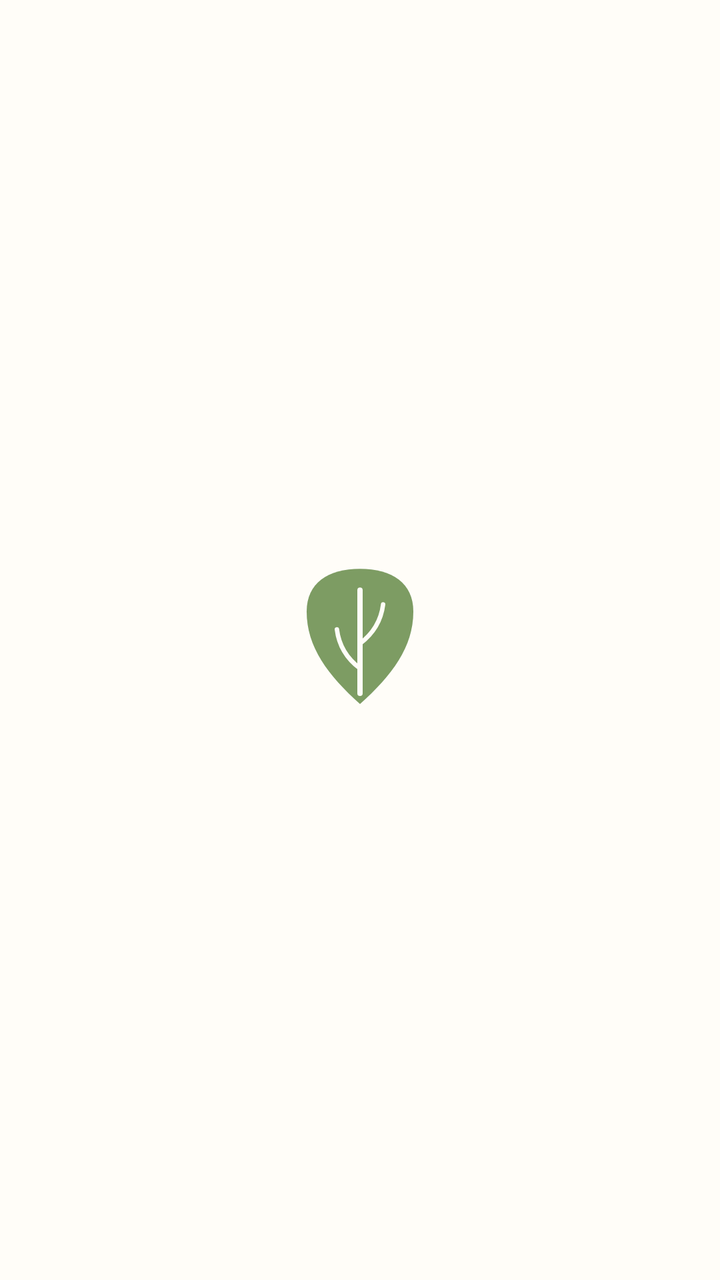
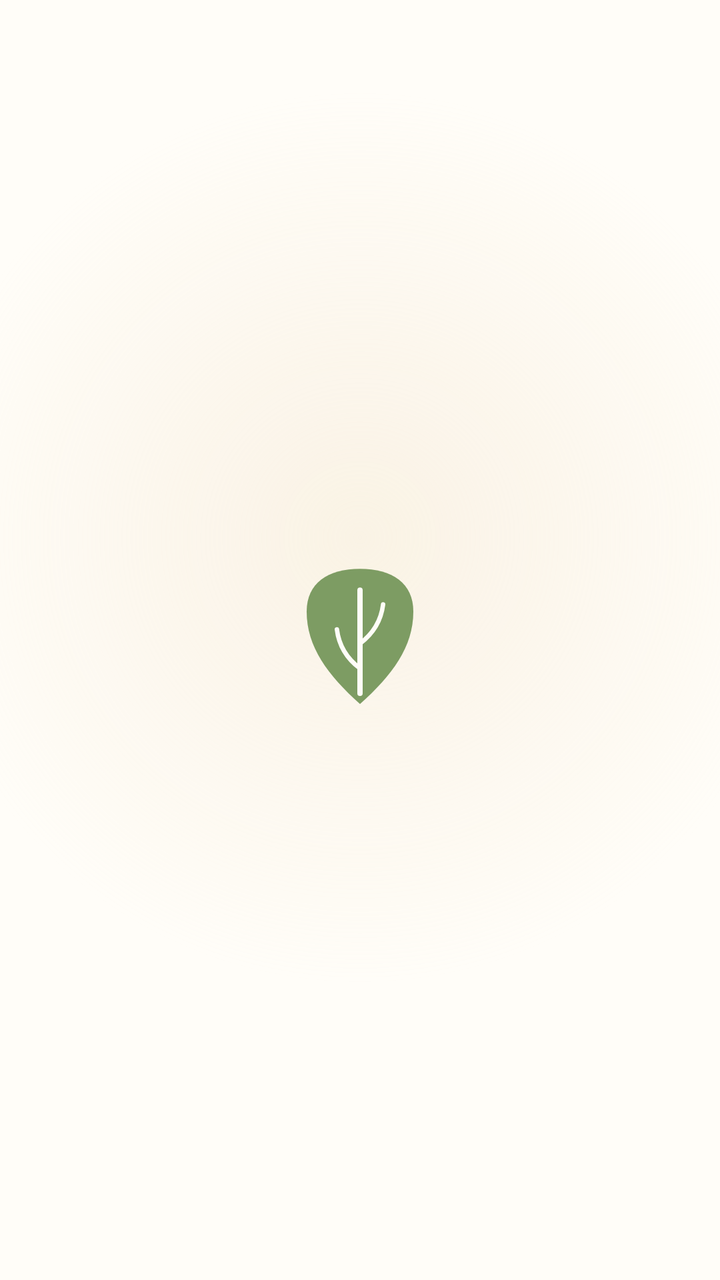

Before-and-after screenshots of an Android layout around one commit, followed by the original layout XML and the change that was made.
<!-- AndroidManifest.xml: application theme AppTheme -->
<!-- res/layout/splash_overlay.xml -->
<?xml version="1.0" encoding="utf-8"?>
<FrameLayout xmlns:android="http://schemas.android.com/apk/res/android"
    android:id="@+id/splash_root"
    android:layout_width="match_parent"
    android:layout_height="match_parent"
    android:background="@color/warm_cream">

    <FrameLayout
        android:id="@+id/splash_leaf"
        android:layout_width="@dimen/splash_leaf"
        android:layout_height="@dimen/splash_leaf"
        android:layout_gravity="center">

        <ImageView
            android:layout_width="@dimen/splash_leaf"
            android:layout_height="@dimen/splash_leaf"
            android:src="@drawable/ic_leaf_mark"
            android:contentDescription="@string/app_name" />
    </FrameLayout>
</FrameLayout>
<!-- resources referenced by this layout -->
<resources>
  <color name="warm_cream">#FFFDF8</color>
  <dimen name="splash_leaf">96dp</dimen>
  <!-- drawable ic_leaf_mark (drawable) -->
  <?xml version="1.0" encoding="utf-8"?>
  <vector xmlns:android="http://schemas.android.com/apk/res/android"
      android:width="108dp"
      android:height="108dp"
      android:viewportWidth="108"
      android:viewportHeight="108">
      <path
          android:fillColor="#7D9C63"
          android:pathData="M54,90 C36,74 24,58 24,38 C24,22 36,14 54,14 C72,14 84,22 84,38 C84,58 72,74 54,90 Z" />
      <path
          android:strokeColor="#FFFDF8"
          android:strokeWidth="3"
          android:strokeLineCap="round"
          android:fillColor="#00000000"
          android:pathData="M54,84 L54,26" />
      <path
          android:strokeColor="#FFFDF8"
          android:strokeWidth="2.5"
          android:strokeLineCap="round"
          android:fillColor="#00000000"
          android:pathData="M54,70 C46,64 42,56 41,48 M54,56 C62,50 66,42 67,34" />
  </vector>
  <string name="app_name">New Leaf</string>
  <style name="AppTheme" parent="android:Theme.Material.Light.NoActionBar">
          <item name="android:windowBackground">@drawable/splash</item>
          
          <item name="android:statusBarColor">@android:color/transparent</item>
          <item name="android:navigationBarColor">@android:color/transparent</item>
          <item name="android:windowLightStatusBar">true</item>
      </style>
  <!-- drawable splash (drawable) -->
  <?xml version="1.0" encoding="utf-8"?>
  <layer-list xmlns:android="http://schemas.android.com/apk/res/android">
      <item android:drawable="@color/warm_cream" />
      
      <item
          android:gravity="center"
          android:width="@dimen/splash_leaf"
          android:height="@dimen/splash_leaf"
          android:drawable="@drawable/ic_leaf_mark" />
  </layer-list>
</resources>

<!-- the commit's change to res/layout/splash_overlay.xml (unified diff, before → after) -->
@@ -4,6 +4,13 @@
     android:layout_width="match_parent"
     android:layout_height="match_parent"
     android:background="@color/warm_cream">
+
+    
+    <View
+        android:layout_width="match_parent"
+        android:layout_height="match_parent"
+        android:background="@drawable/splash_glow"
+        android:importantForAccessibility="no" />
 
     <FrameLayout
         android:id="@+id/splash_leaf"
<!-- resource entries referenced after the edit -->
@@ -25,6 +25,18 @@
           android:fillColor="#00000000"
           android:pathData="M54,70 C46,64 42,56 41,48 M54,56 C62,50 66,42 67,34" />
   </vector>
+  <!-- drawable splash_glow (drawable) -->
+  <?xml version="1.0" encoding="utf-8"?>
+  <shape xmlns:android="http://schemas.android.com/apk/res/android"
+      android:shape="rectangle">
+      <gradient
+          android:type="radial"
+          android:gradientRadius="62%p"
+          android:centerX="0.5"
+          android:centerY="0.42"
+          android:startColor="#66F2E3C8"
+          android:endColor="#00F2E3C8" />
+  </shape>
   <string name="app_name">New Leaf</string>
   <style name="AppTheme" parent="android:Theme.Material.Light.NoActionBar">
           <item name="android:windowBackground">@drawable/splash</item>
@@ -38,6 +50,8 @@
   <layer-list xmlns:android="http://schemas.android.com/apk/res/android">
       <item android:drawable="@color/warm_cream" />
       
+      <item android:drawable="@drawable/splash_glow" />
+      
       <item
           android:gravity="center"
           android:width="@dimen/splash_leaf"
